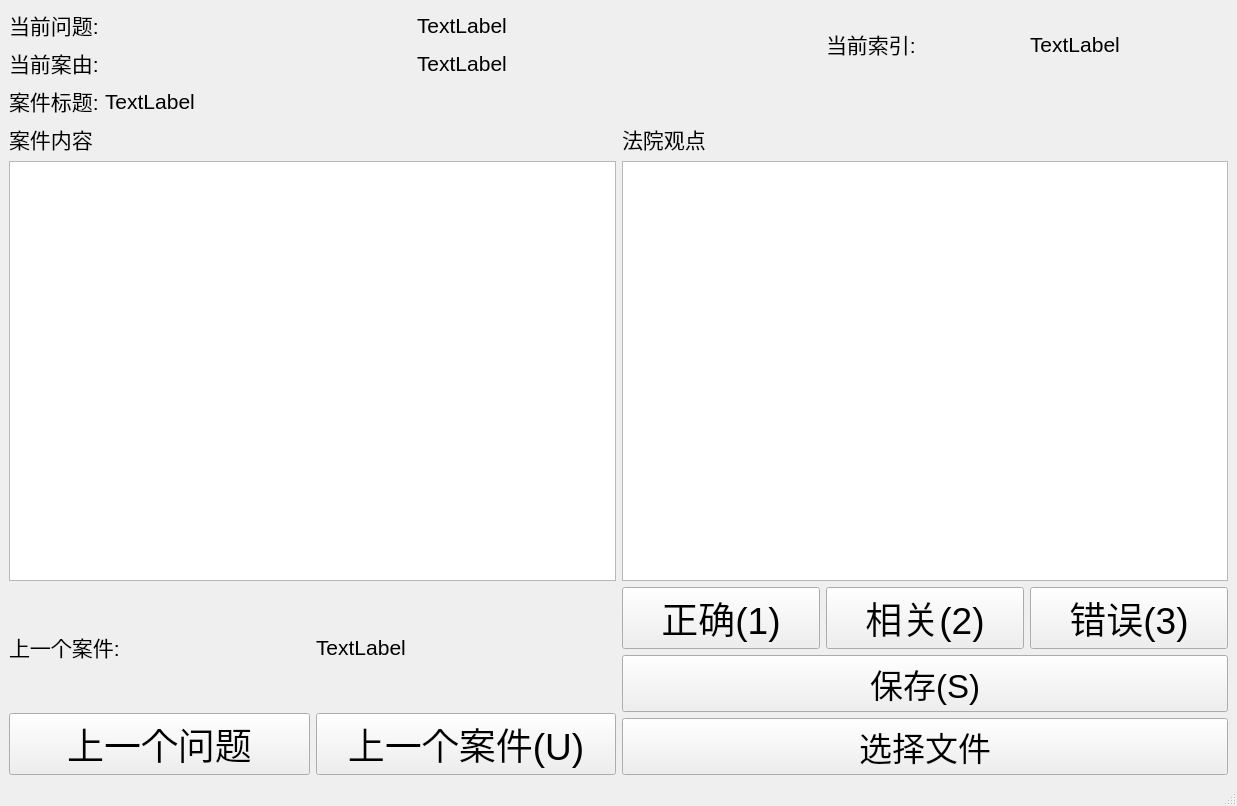
Above: form.ui from Wenenen/CaseTaggingTool before the change. Below: the same form after it.
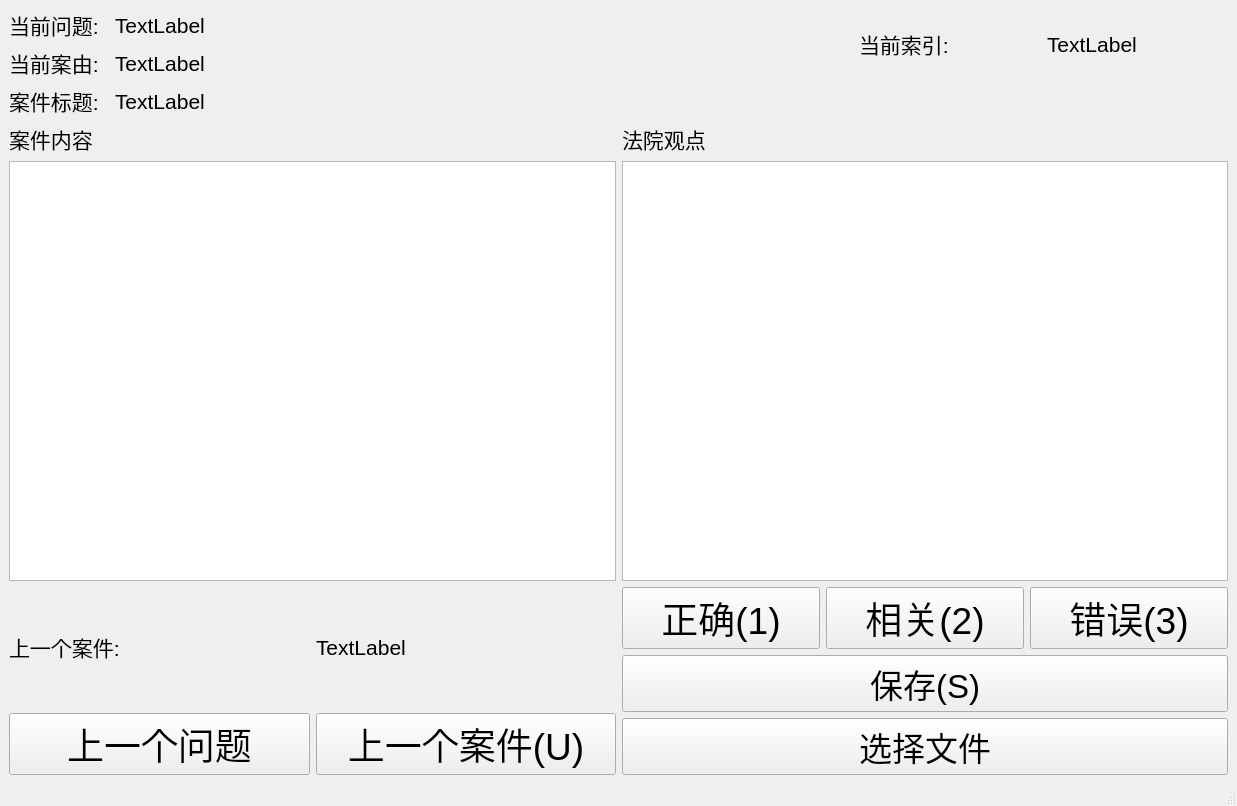
That is the form after the change.

```diff
--- a/form.ui
+++ b/form.ui
@@ -15,136 +15,35 @@
   </property>
   <widget class="QWidget" name="centralwidget">
    <layout class="QGridLayout" name="gridLayout">
-    <item row="0" column="0">
-     <layout class="QVBoxLayout" name="verticalLayout_8">
+    <item row="0" column="3" rowspan="2">
+     <layout class="QHBoxLayout" name="horizontalLayout_6">
       <item>
-       <layout class="QHBoxLayout" name="horizontalLayout_7">
-        <item>
-         <layout class="QVBoxLayout" name="verticalLayout_7">
-          <item>
-           <widget class="QLabel" name="label">
-            <property name="font">
-             <font>
-              <pointsize>16</pointsize>
-             </font>
-            </property>
-            <property name="text">
-             <string>当前问题:</string>
-            </property>
-           </widget>
-          </item>
-          <item>
-           <widget class="QLabel" name="label_8">
-            <property name="font">
-             <font>
-              <pointsize>16</pointsize>
-             </font>
-            </property>
-            <property name="text">
-             <string>当前案由:</string>
-            </property>
-           </widget>
-          </item>
-         </layout>
-        </item>
-        <item>
-         <layout class="QVBoxLayout" name="verticalLayout_6">
-          <item>
-           <widget class="QLabel" name="current_query">
-            <property name="font">
-             <font>
-              <pointsize>16</pointsize>
-             </font>
-            </property>
-            <property name="text">
-             <string>TextLabel</string>
-            </property>
-            <property name="wordWrap">
-             <bool>true</bool>
-            </property>
-           </widget>
-          </item>
-          <item>
-           <widget class="QLabel" name="case_cause">
-            <property name="font">
-             <font>
-              <pointsize>16</pointsize>
-             </font>
-            </property>
-            <property name="text">
-             <string>TextLabel</string>
-            </property>
-            <property name="wordWrap">
-             <bool>true</bool>
-            </property>
-           </widget>
-          </item>
-         </layout>
-        </item>
-        <item>
-         <layout class="QHBoxLayout" name="horizontalLayout_6">
-          <item>
-           <widget class="QLabel" name="label_3">
-            <property name="font">
-             <font>
-              <pointsize>16</pointsize>
-             </font>
-            </property>
-            <property name="text">
-             <string>当前索引:</string>
-            </property>
-           </widget>
-          </item>
-          <item>
-           <widget class="QLabel" name="current_index">
-            <property name="font">
-             <font>
-              <pointsize>16</pointsize>
-             </font>
-            </property>
-            <property name="text">
-             <string>TextLabel</string>
-            </property>
-           </widget>
-          </item>
-         </layout>
-        </item>
-       </layout>
+       <widget class="QLabel" name="label_3">
+        <property name="font">
+         <font>
+          <pointsize>16</pointsize>
+         </font>
+        </property>
+        <property name="text">
+         <string>当前索引:</string>
+        </property>
+       </widget>
       </item>
       <item>
-       <layout class="QFormLayout" name="formLayout">
-        <item row="0" column="0">
-         <widget class="QLabel" name="label_7">
-          <property name="font">
-           <font>
-            <pointsize>16</pointsize>
-           </font>
-          </property>
-          <property name="text">
-           <string>案件标题:</string>
-          </property>
-         </widget>
-        </item>
-        <item row="0" column="1">
-         <widget class="QLabel" name="case_title">
-          <property name="font">
-           <font>
-            <pointsize>16</pointsize>
-           </font>
-          </property>
-          <property name="text">
-           <string>TextLabel</string>
-          </property>
-          <property name="wordWrap">
-           <bool>true</bool>
-          </property>
-         </widget>
-        </item>
-       </layout>
+       <widget class="QLabel" name="current_index">
+        <property name="font">
+         <font>
+          <pointsize>16</pointsize>
+         </font>
+        </property>
+        <property name="text">
+         <string>TextLabel</string>
+        </property>
+       </widget>
       </item>
      </layout>
     </item>
-    <item row="1" column="0">
+    <item row="3" column="0" colspan="4">
      <layout class="QVBoxLayout" name="verticalLayout_5">
       <item>
        <layout class="QHBoxLayout" name="horizontalLayout_3">
@@ -337,6 +236,93 @@
       </item>
      </layout>
     </item>
+    <item row="0" column="1" colspan="2">
+     <widget class="QLabel" name="current_query">
+      <property name="font">
+       <font>
+        <pointsize>16</pointsize>
+       </font>
+      </property>
+      <property name="text">
+       <string>TextLabel</string>
+      </property>
+      <property name="wordWrap">
+       <bool>true</bool>
+      </property>
+     </widget>
+    </item>
+    <item row="0" column="0">
+     <widget class="QLabel" name="label">
+      <property name="maximumSize">
+       <size>
+        <width>100</width>
+        <height>16777215</height>
+       </size>
+      </property>
+      <property name="font">
+       <font>
+        <pointsize>16</pointsize>
+       </font>
+      </property>
+      <property name="text">
+       <string>当前问题:</string>
+      </property>
+     </widget>
+    </item>
+    <item row="1" column="0">
+     <widget class="QLabel" name="label_8">
+      <property name="font">
+       <font>
+        <pointsize>16</pointsize>
+       </font>
+      </property>
+      <property name="text">
+       <string>当前案由:</string>
+      </property>
+     </widget>
+    </item>
+    <item row="2" column="1" colspan="3">
+     <widget class="QLabel" name="case_title">
+      <property name="font">
+       <font>
+        <pointsize>16</pointsize>
+       </font>
+      </property>
+      <property name="text">
+       <string>TextLabel</string>
+      </property>
+      <property name="wordWrap">
+       <bool>true</bool>
+      </property>
+     </widget>
+    </item>
+    <item row="2" column="0">
+     <widget class="QLabel" name="label_7">
+      <property name="font">
+       <font>
+        <pointsize>16</pointsize>
+       </font>
+      </property>
+      <property name="text">
+       <string>案件标题:</string>
+      </property>
+     </widget>
+    </item>
+    <item row="1" column="1" colspan="2">
+     <widget class="QLabel" name="case_cause">
+      <property name="font">
+       <font>
+        <pointsize>16</pointsize>
+       </font>
+      </property>
+      <property name="text">
+       <string>TextLabel</string>
+      </property>
+      <property name="wordWrap">
+       <bool>true</bool>
+      </property>
+     </widget>
+    </item>
    </layout>
    <zorder>label</zorder>
    <zorder>current_query</zorder>
```
